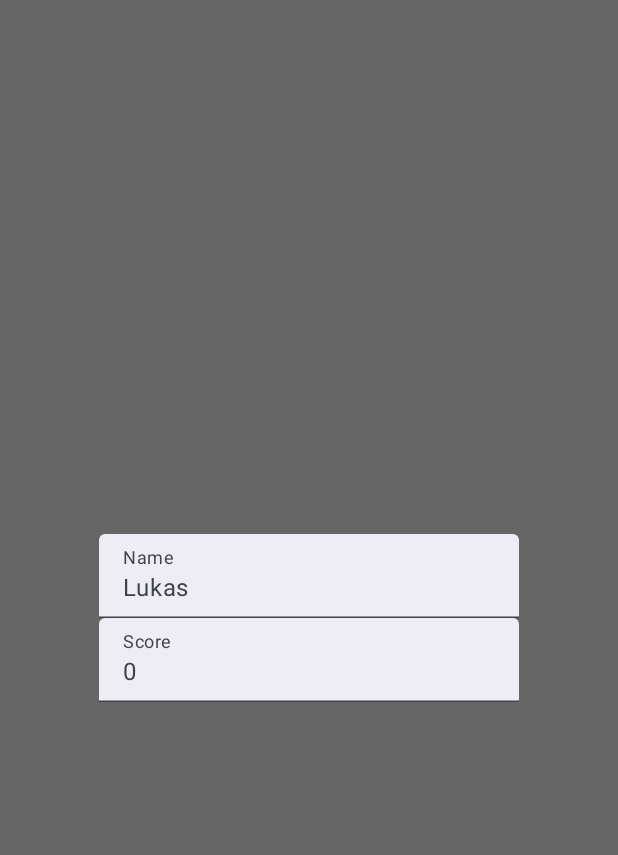
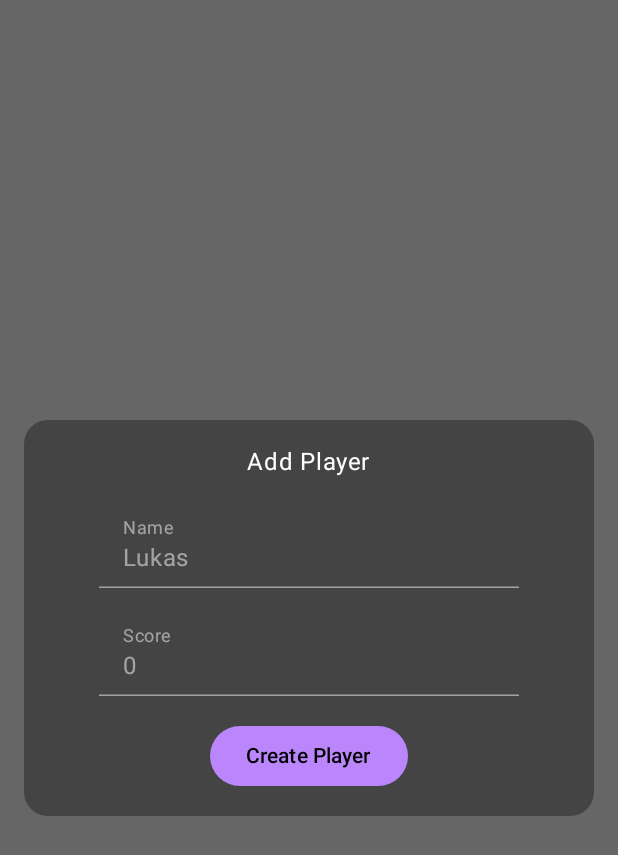
Before and after one commit to Luk97/tally-score, an Android app built with Jetpack Compose: the @Preview function AddPlayerDialogPreview, on a phone screen of 412 x 824 dp. Shown: the top 855 px of the screen. Run offline under Robolectric (Android 15) with nearby library versions, the phone set to English and light mode, and no system bars.

Commit message:
✨ polished adding a new player

```diff
--- a/app/src/main/java/com/nickel/tallyscore/datastore/PlayerRepository.kt
+++ b/app/src/main/java/com/nickel/tallyscore/datastore/PlayerRepository.kt
@@ -9,4 +9,8 @@ class PlayerRepository(private val dao: PlayerDao) {
     suspend fun upsertPlayer(player: Player): Long = dao.upsertPlayer(player)
 
     suspend fun deletePlayer(player: Player) = dao.deletePlayer(player)
+
+    suspend fun deleteAllPlayers() = dao.deleteAllPlayers()
+
+    suspend fun resetPlayerScores() = dao.resetPlayerScores()
 }
--- a/app/src/main/java/com/nickel/tallyscore/ui/components/TallyScoreTextField.kt
+++ b/app/src/main/java/com/nickel/tallyscore/ui/components/TallyScoreTextField.kt
@@ -7,6 +7,7 @@ import androidx.compose.material3.TextField
 import androidx.compose.material3.TextFieldDefaults
 import androidx.compose.runtime.Composable
 import androidx.compose.ui.Modifier
+import androidx.compose.ui.text.input.KeyboardCapitalization
 import androidx.compose.ui.text.input.KeyboardType
 import androidx.compose.ui.tooling.preview.Preview
 import com.nickel.tallyscore.ui.theme.TallyScoreTheme
@@ -18,7 +19,7 @@ fun TallyScoreTextField(
     onValueChange: (String) -> Unit = {},
     label: String? = null,
     placeHolder: String? = null,
-    keyboardType: KeyboardType = KeyboardType.Unspecified
+    keyboardType: KeyboardType = KeyboardType.Text
 ) {
     TextField(
         modifier = modifier,
@@ -26,7 +27,10 @@ fun TallyScoreTextField(
         value = value,
         label = label?.let {{ Text(it) }},
         placeholder = placeHolder?.let {{ Text(it) }},
-        keyboardOptions = KeyboardOptions(keyboardType = keyboardType),
+        keyboardOptions = KeyboardOptions(
+            capitalization = KeyboardCapitalization.Sentences,
+            keyboardType = keyboardType
+        ),
         colors = TextFieldDefaults.colors(
             focusedContainerColor = MaterialTheme.colorScheme.surfaceContainer,
             unfocusedContainerColor = MaterialTheme.colorScheme.surfaceContainer,
--- a/app/src/main/java/com/nickel/tallyscore/ui/editing/EditInteraction.kt
+++ b/app/src/main/java/com/nickel/tallyscore/ui/editing/EditInteraction.kt
@@ -3,4 +3,5 @@ package com.nickel.tallyscore.ui.editing
 sealed class EditInteraction {
     data class NameChanged(val name: String): EditInteraction()
     data class ScoreChanged(val score: String): EditInteraction()
+    data object AddPlayerClicked: EditInteraction()
 }
--- a/app/src/main/java/com/nickel/tallyscore/ui/editing/EditPlayerDialog.kt
+++ b/app/src/main/java/com/nickel/tallyscore/ui/editing/EditPlayerDialog.kt
@@ -1,15 +1,27 @@
 package com.nickel.tallyscore.ui.editing
 
+import androidx.compose.foundation.background
+import androidx.compose.foundation.layout.Arrangement
 import androidx.compose.foundation.layout.Column
-import androidx.compose.foundation.text.KeyboardActions
-import androidx.compose.foundation.text.KeyboardOptions
+import androidx.compose.foundation.layout.fillMaxWidth
+import androidx.compose.foundation.layout.padding
+import androidx.compose.foundation.shape.RoundedCornerShape
+import androidx.compose.material3.Button
+import androidx.compose.material3.MaterialTheme
 import androidx.compose.material3.Text
-import androidx.compose.material3.TextField
 import androidx.compose.runtime.Composable
+import androidx.compose.runtime.LaunchedEffect
 import androidx.compose.runtime.collectAsState
 import androidx.compose.runtime.getValue
+import androidx.compose.runtime.remember
+import androidx.compose.ui.Alignment
+import androidx.compose.ui.Modifier
+import androidx.compose.ui.draw.clip
+import androidx.compose.ui.focus.FocusRequester
+import androidx.compose.ui.focus.focusRequester
 import androidx.compose.ui.text.input.KeyboardType
 import androidx.compose.ui.tooling.preview.Preview
+import androidx.compose.ui.unit.dp
 import androidx.compose.ui.window.Dialog
 import androidx.lifecycle.viewmodel.compose.viewModel
 import com.nickel.tallyscore.ui.components.TallyScoreTextField
@@ -34,23 +46,53 @@ private fun EditPlayerDialog(
     onInteraction: (EditInteraction) -> Unit = {},
     onDismiss: () -> Unit = {}
 ) {
-    Dialog(
-        onDismissRequest = onDismiss
-    ) {
-        Column {
+    val focusRequester = remember { FocusRequester() }
+    LaunchedEffect(Unit) {
+        focusRequester.requestFocus()
+    }
+
+    Dialog(onDismissRequest = onDismiss) {
+        Column(
+            verticalArrangement = Arrangement.Center,
+            horizontalAlignment = Alignment.CenterHorizontally,
+            modifier = Modifier
+                .fillMaxWidth()
+                .padding(16.dp)
+                .clip(RoundedCornerShape(16.dp))
+                .background(MaterialTheme.colorScheme.surfaceContainer)
+        ) {
+            Text(
+                text = "Add Player",
+                color = MaterialTheme.colorScheme.onSurface,
+                modifier = Modifier.padding(vertical = 16.dp)
+            )
             TallyScoreTextField(
                 value = state.name,
                 onValueChange = { onInteraction(EditInteraction.NameChanged(it)) },
                 label = "Name",
-                placeHolder = "Your name..."
+                placeHolder = "Your name...",
+                modifier = Modifier
+                    .padding(horizontal = 16.dp)
+                    .focusRequester(focusRequester)
             )
             TallyScoreTextField(
-                value = "${state.score}",
+                value = state.score,
                 onValueChange = { onInteraction(EditInteraction.ScoreChanged(it)) },
                 label = "Score",
                 placeHolder = "Your score...",
-                keyboardType = KeyboardType.Number
+                keyboardType = KeyboardType.Number,
+                modifier = Modifier.padding(16.dp)
             )
+            Button(
+                onClick = {
+                    onInteraction(EditInteraction.AddPlayerClicked)
+                    onDismiss()
+                },
+                enabled = state.validPlayer,
+                modifier = Modifier.padding(bottom = 16.dp)
+            ) {
+                Text("Create Player")
+            }
         }
     }
 }
--- a/app/src/main/java/com/nickel/tallyscore/ui/editing/EditState.kt
+++ b/app/src/main/java/com/nickel/tallyscore/ui/editing/EditState.kt
@@ -2,5 +2,8 @@ package com.nickel.tallyscore.ui.editing
 
 data class EditState(
     val name: String = "",
-    val score: Int = 0
-)
+    val score: String = "0"
+) {
+    val validPlayer: Boolean
+        get() = name.isNotEmpty() && score.isNotEmpty()
+}
--- a/app/src/main/java/com/nickel/tallyscore/ui/game/GameInteraction.kt
+++ b/app/src/main/java/com/nickel/tallyscore/ui/game/GameInteraction.kt
@@ -2,7 +2,8 @@ package com.nickel.tallyscore.ui.game
 
 sealed class GameInteraction {
     data object InfoClicked: GameInteraction()
-    data object SettingsClicked: GameInteraction()
+    data object ResetClicked: GameInteraction()
+    data object DeleteClicked: GameInteraction()
     data object DialogDismissed: GameInteraction()
     data object AddPlayerClicked: GameInteraction()
 }
--- a/app/src/main/java/com/nickel/tallyscore/ui/theme/Theme.kt
+++ b/app/src/main/java/com/nickel/tallyscore/ui/theme/Theme.kt
@@ -1,60 +1,26 @@
 package com.nickel.tallyscore.ui.theme
 
-import android.os.Build
-import androidx.compose.foundation.isSystemInDarkTheme
 import androidx.compose.material3.MaterialTheme
 import androidx.compose.material3.darkColorScheme
-import androidx.compose.material3.dynamicDarkColorScheme
-import androidx.compose.material3.dynamicLightColorScheme
-import androidx.compose.material3.lightColorScheme
 import androidx.compose.runtime.Composable
-import androidx.compose.ui.platform.LocalContext
 
 private val DarkColorScheme = darkColorScheme(
-    primary = Purple80,
-    secondary = PurpleGrey80,
-    tertiary = Pink80,
-    surfaceContainer = Black,
+    primary = Pink,
+    secondary = Turquoise,
+    onPrimary = Black,
+    onSecondary = Black,
+    background = DarkGrey,
+    onBackground = White,
+    surfaceContainer = MediumGrey,
     onSurface = White,
-    onSurfaceVariant = White.copy(alpha = 0.5f)
-)
-
-private val LightColorScheme = lightColorScheme(
-    primary = Purple40,
-    secondary = PurpleGrey40,
-    tertiary = Pink40,
-    surfaceContainer = White,
-    onSurface = Black,
-    onSurfaceVariant = Black.copy(alpha = 0.5f)
-
-    /* Other default colors to override
-    background = Color(0xFFFFFBFE),
-    surface = Color(0xFFFFFBFE),
-    onPrimary = Color.White,
-    onSecondary = Color.White,
-    onTertiary = Color.White,
-    onBackground = Color(0xFF1C1B1F),
-    onSurface = Color(0xFF1C1B1F),
-    */
+    onSurfaceVariant = White.copy(alpha = 0.5f),
 )
 
 @Composable
 fun TallyScoreTheme(
-    darkTheme: Boolean = isSystemInDarkTheme(),
-    // Dynamic color is available on Android 12+
-    dynamicColor: Boolean = true,
     content: @Composable () -> Unit
 ) {
-    val colorScheme = when {
-        dynamicColor && Build.VERSION.SDK_INT >= Build.VERSION_CODES.S -> {
-            val context = LocalContext.current
-            if (darkTheme) dynamicDarkColorScheme(context) else dynamicLightColorScheme(context)
-        }
-
-        darkTheme -> DarkColorScheme
-        else -> LightColorScheme
-    }
-
+    val colorScheme = DarkColorScheme
     MaterialTheme(
         colorScheme = colorScheme,
         typography = Typography,
```
Also changed, not shown: app/src/main/java/com/nickel/tallyscore/datastore/PlayerDao.kt (+7 -0 lines), app/src/main/java/com/nickel/tallyscore/ui/components/TallyScoreTopBar.kt (renamed from app/src/main/java/com/nickel/tallyscore/ui/components/TopBar.kt, +22 -9 lines), app/src/main/java/com/nickel/tallyscore/ui/editing/EditPlayerViewModel.kt (+30 -7 lines), app/src/main/java/com/nickel/tallyscore/ui/game/GameScreen.kt (+28 -13 lines), app/src/main/java/com/nickel/tallyscore/ui/game/GameScreenViewModel.kt (+11 -2 lines), app/src/main/java/com/nickel/tallyscore/ui/theme/Color.kt (+5 -8 lines).
